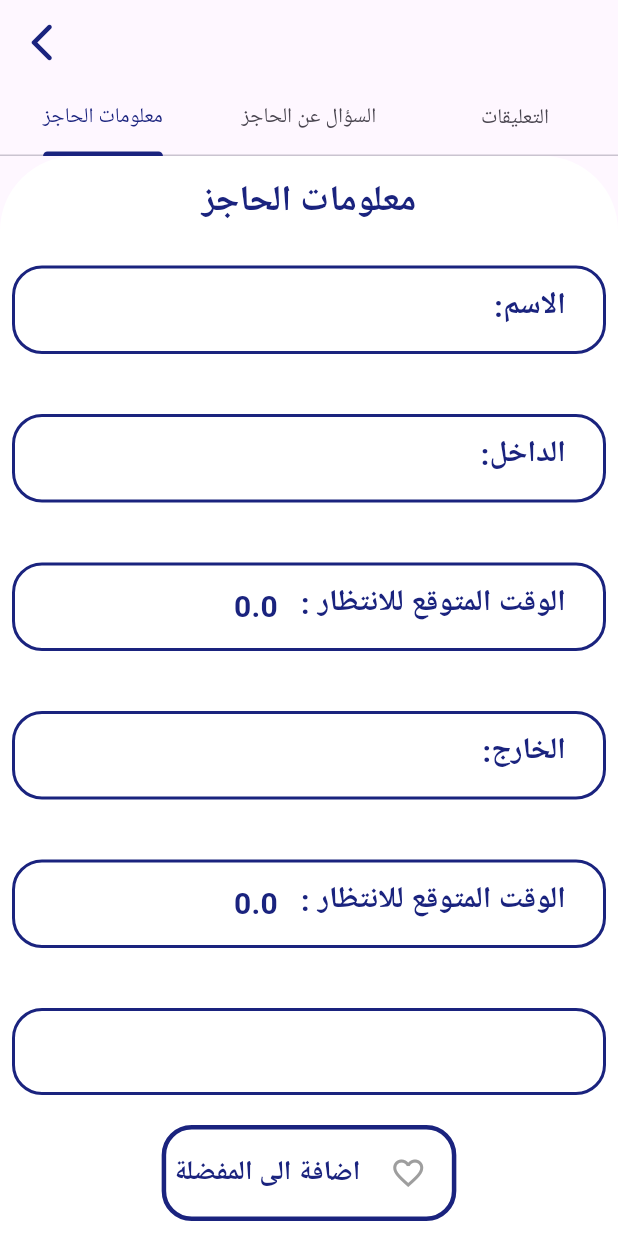
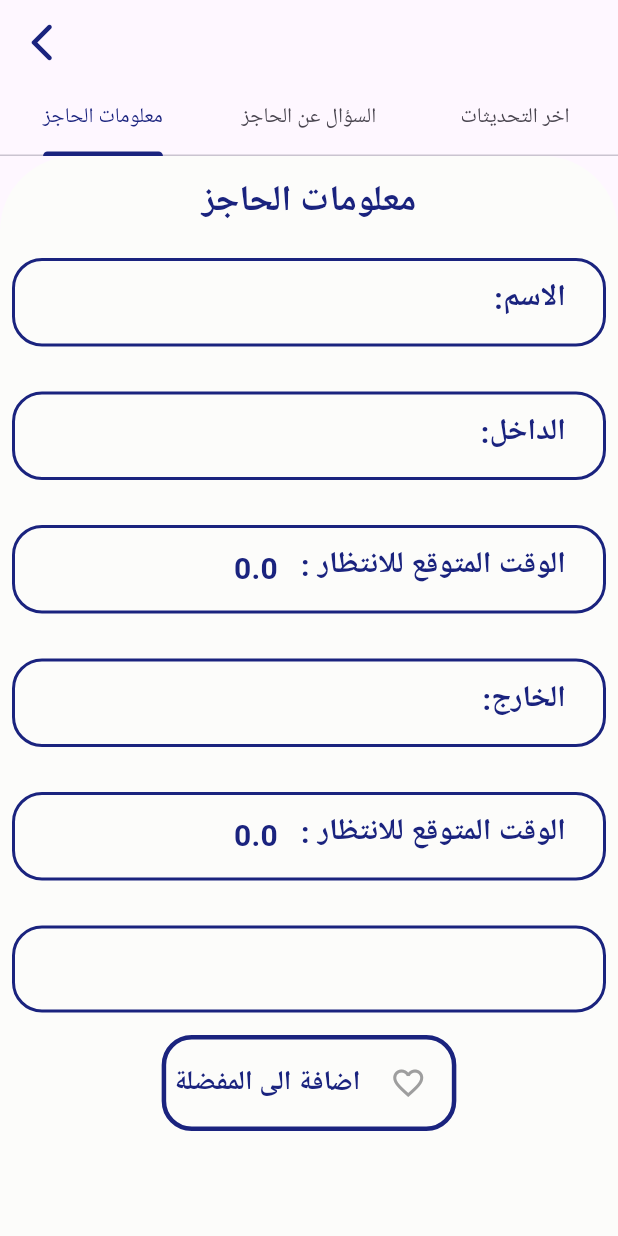
Before and after one commit to farahelhasan/Tareeq-App-Frontend, a Flutter app: the CheckpointDetailsBody screen opened directly, on a phone screen of 412 x 824 dp. Run offline on Flutter 3.47's test engine with Material 3 defaults, Android fonts, the phone set to English and light mode, and no system bars; our stand-ins replace babstrap_settings_screen, geolocator, google_maps_flutter, googleapis_auth, image_picker; missing offline and left inert: gcloud; accounts and stored records are empty; network calls fail; project files that could hold a hidden picture were left out.

Commit message:
before alaa editing

```diff
--- a/lib/ApiService.dart
+++ b/lib/ApiService.dart
@@ -3,6 +3,8 @@ import 'dart:convert';
 
 class ApiService {
 static final String apiUrl = 'http://10.0.2.2:3000';
+//static final String apiUrl = 'http://localhost:3000';
+
 static bool isvalid =true;
 //////// auth ////////
 // login
--- a/lib/CheckpointsInfo.dart
+++ b/lib/CheckpointsInfo.dart
@@ -64,7 +64,7 @@ class CheckpointDetailsBody extends StatelessWidget {
               tabs: [
                 Tab(text: 'معلومات الحاجز'),
                 Tab(text: 'السؤال عن الحاجز'),
-                Tab(text: 'التعليقات'),
+                Tab(text: 'اخر التحديثات'),
               ],
               labelColor: Colors.indigo[900],
               indicatorColor: Colors.indigo[900],
@@ -72,7 +72,7 @@ class CheckpointDetailsBody extends StatelessWidget {
             Expanded(
               child: Container(
                 decoration: BoxDecoration(
-                  color: Color.fromARGB(255, 255, 255, 255),
+                  color: Color.fromARGB(248, 252, 252, 250),
                   borderRadius: BorderRadius.only(
                     topLeft: Radius.circular(50),
                     topRight: Radius.circular(50),
@@ -129,7 +129,7 @@ class CheckpointDetailsBody extends StatelessWidget {
 
   Widget _buildAttributeRow(String value, String label) {
     return Container(
-      margin: EdgeInsets.symmetric(vertical: 20),
+      margin: EdgeInsets.symmetric(vertical: 15),
       decoration: BoxDecoration(
         borderRadius: BorderRadius.circular(20),
         border: Border.all(
--- a/lib/FavoriteList.dart
+++ b/lib/FavoriteList.dart
@@ -8,10 +8,10 @@ import 'package:hello_world/GetChekpoints.dart';
 
 
 void main() {
-  runApp(MyApp());
+  runApp(Favorite());
 }
 
-class MyApp extends StatelessWidget {
+class Favorite extends StatelessWidget {
   @override
   Widget build(BuildContext context) {
     return MaterialApp(
--- a/lib/LiveQuestionsCheckpoints.dart
+++ b/lib/LiveQuestionsCheckpoints.dart
@@ -183,7 +183,7 @@ class _LiveQuestionsCheckpointsState extends State<LiveQuestionsCheckpoints> {
                       borderSide: BorderSide(color: Color.fromARGB(255, 40, 43, 152)),
                       borderRadius: BorderRadius.circular(10.0),
                     ),
-                    hintText: 'اسأل عن الطريق التي تريد',
+                    hintText: 'اسأل عن حالة الحاجز',
                     hintStyle: TextStyle(fontSize: 16, color: Colors.indigo[900]),
                     contentPadding: EdgeInsets.symmetric(horizontal: 15, vertical: 15),
                   ),
--- a/lib/Profile.dart
+++ b/lib/Profile.dart
@@ -1,5 +1,6 @@
 import 'package:flutter/material.dart';
 import 'package:hello_world/ApiService.dart';
+import 'package:hello_world/MapPageUser.dart';
 import 'package:hello_world/Settings.dart';
 import 'package:image_picker/image_picker.dart';
 //import 'package:hello_world/ApiService.dart';
@@ -94,7 +95,7 @@ class _ProfileState extends State<Profile> {
   onPressed: () {
   Navigator.push(
   context,
-  MaterialPageRoute(builder: (context) => settings()),
+  MaterialPageRoute(builder: (context) => MapApp()),
   );
   },
   icon: Icon(
--- a/lib/Signup.dart
+++ b/lib/Signup.dart
@@ -518,7 +518,7 @@ if (namestate.currentState!.validate() &&
   );
   },
   child: Text(
-  "انشاء حساب",
+  "تسجيل الدخول",
   style: TextStyle(
   color: Colors.indigo[900],
   fontSize: 16,
```
Also changed, not shown: lib/MapPageUser.dart (+4 -3 lines).
